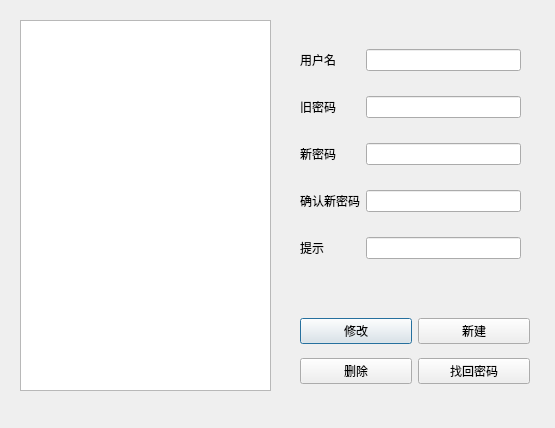
The window that user.ui (r0b1n1983liu/qt_kj_main) describes before a commit, drawn with Qt 5.
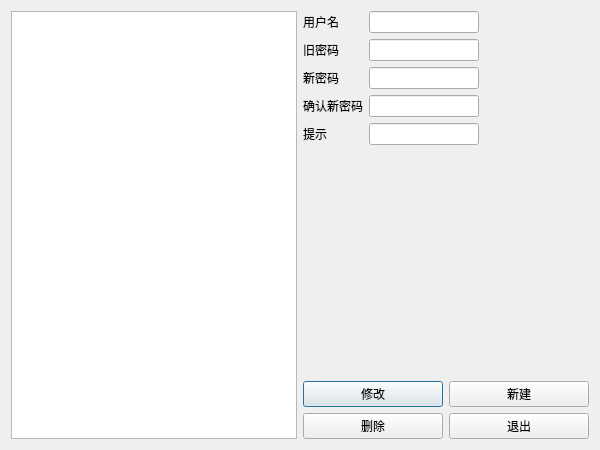
The same window after the commit. Icons and pictures are not drawn.

What changed in the file:
```diff
--- a/user.ui
+++ b/user.ui
@@ -6,54 +6,72 @@
    <rect>
     <x>0</x>
     <y>0</y>
-    <width>555</width>
-    <height>428</height>
+    <width>600</width>
+    <height>450</height>
    </rect>
   </property>
   <property name="windowTitle">
    <string>用户密码修改</string>
   </property>
-  <widget class="QTreeView" name="dirc_treeView">
-   <property name="geometry">
-    <rect>
-     <x>20</x>
-     <y>20</y>
-     <width>251</width>
-     <height>371</height>
-    </rect>
-   </property>
-  </widget>
-  <widget class="QWidget" name="gridLayoutWidget">
-   <property name="geometry">
-    <rect>
-     <x>300</x>
-     <y>30</y>
-     <width>221</width>
-     <height>251</height>
-    </rect>
-   </property>
+  <layout class="QGridLayout" name="gridLayout_3">
+   <item row="2" column="1">
+    <layout class="QGridLayout" name="gridLayout_2">
+     <item row="0" column="0">
+      <widget class="QPushButton" name="modify_pushButton">
+       <property name="styleSheet">
+        <string notr="true"/>
+       </property>
+       <property name="text">
+        <string>修改</string>
+       </property>
+       <property name="icon">
+        <iconset resource="kj.qrc">
+         <normaloff>:/qrc/image/qrc/image/modify_icon.png</normaloff>:/qrc/image/qrc/image/modify_icon.png</iconset>
+       </property>
+      </widget>
+     </item>
+     <item row="1" column="0">
+      <widget class="QPushButton" name="del_pushButton">
+       <property name="text">
+        <string>删除</string>
+       </property>
+       <property name="icon">
+        <iconset resource="kj.qrc">
+         <normaloff>:/qrc/image/qrc/image/delete_icon.png</normaloff>:/qrc/image/qrc/image/delete_icon.png</iconset>
+       </property>
+      </widget>
+     </item>
+     <item row="0" column="1">
+      <widget class="QPushButton" name="new_pushButton">
+       <property name="text">
+        <string>新建</string>
+       </property>
+       <property name="icon">
+        <iconset resource="kj.qrc">
+         <normaloff>:/qrc/image/qrc/image/insert_icon.png</normaloff>:/qrc/image/qrc/image/insert_icon.png</iconset>
+       </property>
+      </widget>
+     </item>
+     <item row="1" column="1">
+      <widget class="QPushButton" name="quit_pushButton">
+       <property name="text">
+        <string>退出</string>
+       </property>
+       <property name="icon">
+        <iconset resource="kj.qrc">
+         <normaloff>:/qrc/image/qrc/image/exit_icon.png</normaloff>:/qrc/image/qrc/image/exit_icon.png</iconset>
+       </property>
+      </widget>
+     </item>
+    </layout>
+   </item>
+   <item row="0" column="1">
    <layout class="QGridLayout" name="gridLayout">
-    <item row="0" column="1">
-     <widget class="QLineEdit" name="userName_lineEdit"/>
-    </item>
     <item row="2" column="1">
      <widget class="QLineEdit" name="oldPassword_lineEdit"/>
     </item>
-    <item row="5" column="1">
-     <widget class="QLineEdit" name="tishi_lineEdit"/>
-    </item>
-    <item row="4" column="1">
-     <widget class="QLineEdit" name="newPasswordAgain_lineEdit"/>
-    </item>
-    <item row="3" column="1">
-     <widget class="QLineEdit" name="newPassword_lineEdit"/>
-    </item>
-    <item row="4" column="0">
-     <widget class="QLabel" name="label_5">
-      <property name="text">
-       <string>&lt;html&gt;&lt;head/&gt;&lt;body&gt;&lt;p&gt;确认新密码&lt;/p&gt;&lt;/body&gt;&lt;/html&gt;</string>
-      </property>
-     </widget>
+     <item row="0" column="1">
+      <widget class="QLineEdit" name="userName_lineEdit"/>
     </item>
     <item row="3" column="0">
      <widget class="QLabel" name="label_4">
@@ -62,13 +80,6 @@
       </property>
      </widget>
     </item>
-    <item row="2" column="0">
-     <widget class="QLabel" name="label_3">
-      <property name="text">
-       <string>&lt;html&gt;&lt;head/&gt;&lt;body&gt;&lt;p&gt;旧密码&lt;/p&gt;&lt;/body&gt;&lt;/html&gt;</string>
-      </property>
-     </widget>
-    </item>
     <item row="5" column="0">
      <widget class="QLabel" name="label">
       <property name="text">
@@ -83,49 +94,79 @@
       </property>
      </widget>
     </item>
-   </layout>
-  </widget>
-  <widget class="QWidget" name="gridLayoutWidget_2">
-   <property name="geometry">
-    <rect>
-     <x>300</x>
-     <y>310</y>
-     <width>230</width>
-     <height>82</height>
-    </rect>
-   </property>
-   <layout class="QGridLayout" name="gridLayout_2">
-    <item row="0" column="0">
-     <widget class="QPushButton" name="modify_pushButton">
-      <property name="text">
-       <string>修改</string>
-      </property>
-     </widget>
-    </item>
-    <item row="1" column="0">
-     <widget class="QPushButton" name="del_pushButton">
-      <property name="text">
-       <string>删除</string>
-      </property>
-     </widget>
-    </item>
-    <item row="0" column="1">
-     <widget class="QPushButton" name="new_pushButton">
-      <property name="text">
-       <string>新建</string>
-      </property>
-     </widget>
+     <item row="4" column="1">
+      <widget class="QLineEdit" name="newPasswordAgain_lineEdit"/>
+     </item>
+     <item row="5" column="1">
+      <widget class="QLineEdit" name="hints_lineEdit"/>
+     </item>
+     <item row="4" column="0">
+      <widget class="QLabel" name="label_5">
+       <property name="text">
+        <string>&lt;html&gt;&lt;head/&gt;&lt;body&gt;&lt;p&gt;确认新密码&lt;/p&gt;&lt;/body&gt;&lt;/html&gt;</string>
+       </property>
+      </widget>
+     </item>
+     <item row="3" column="1">
+      <widget class="QLineEdit" name="newPassword_lineEdit"/>
+     </item>
+     <item row="2" column="0">
+      <widget class="QLabel" name="label_3">
+       <property name="text">
+        <string>&lt;html&gt;&lt;head/&gt;&lt;body&gt;&lt;p&gt;旧密码&lt;/p&gt;&lt;/body&gt;&lt;/html&gt;</string>
+       </property>
+      </widget>
+     </item>
+     <item row="4" column="2">
+      <spacer name="horizontalSpacer_2">
+       <property name="orientation">
+        <enum>Qt::Horizontal</enum>
+       </property>
+       <property name="sizeHint" stdset="0">
+        <size>
+         <width>40</width>
+         <height>20</height>
+        </size>
+       </property>
+      </spacer>
+     </item>
+    </layout>
+   </item>
+   <item row="0" column="0" rowspan="3">
+    <widget class="QTreeView" name="user_treeView"/>
     </item>
     <item row="1" column="1">
-     <widget class="QPushButton" name="find_pushButton">
-      <property name="text">
-       <string>找回密码</string>
-      </property>
-     </widget>
+    <spacer name="verticalSpacer">
+     <property name="orientation">
+      <enum>Qt::Vertical</enum>
+     </property>
+     <property name="sizeType">
+      <enum>QSizePolicy::Fixed</enum>
+     </property>
+     <property name="sizeHint" stdset="0">
+      <size>
+       <width>20</width>
+       <height>40</height>
+      </size>
+     </property>
+    </spacer>
     </item>
    </layout>
   </widget>
- </widget>
- <resources/>
+ <tabstops>
+  <tabstop>userName_lineEdit</tabstop>
+  <tabstop>oldPassword_lineEdit</tabstop>
+  <tabstop>newPassword_lineEdit</tabstop>
+  <tabstop>newPasswordAgain_lineEdit</tabstop>
+  <tabstop>hints_lineEdit</tabstop>
+  <tabstop>modify_pushButton</tabstop>
+  <tabstop>new_pushButton</tabstop>
+  <tabstop>del_pushButton</tabstop>
+  <tabstop>quit_pushButton</tabstop>
+  <tabstop>user_treeView</tabstop>
+ </tabstops>
+ <resources>
+  <include location="kj.qrc"/>
+ </resources>
  <connections/>
 </ui>
```
Lines whose indentation alone changed are shown as unchanged.
